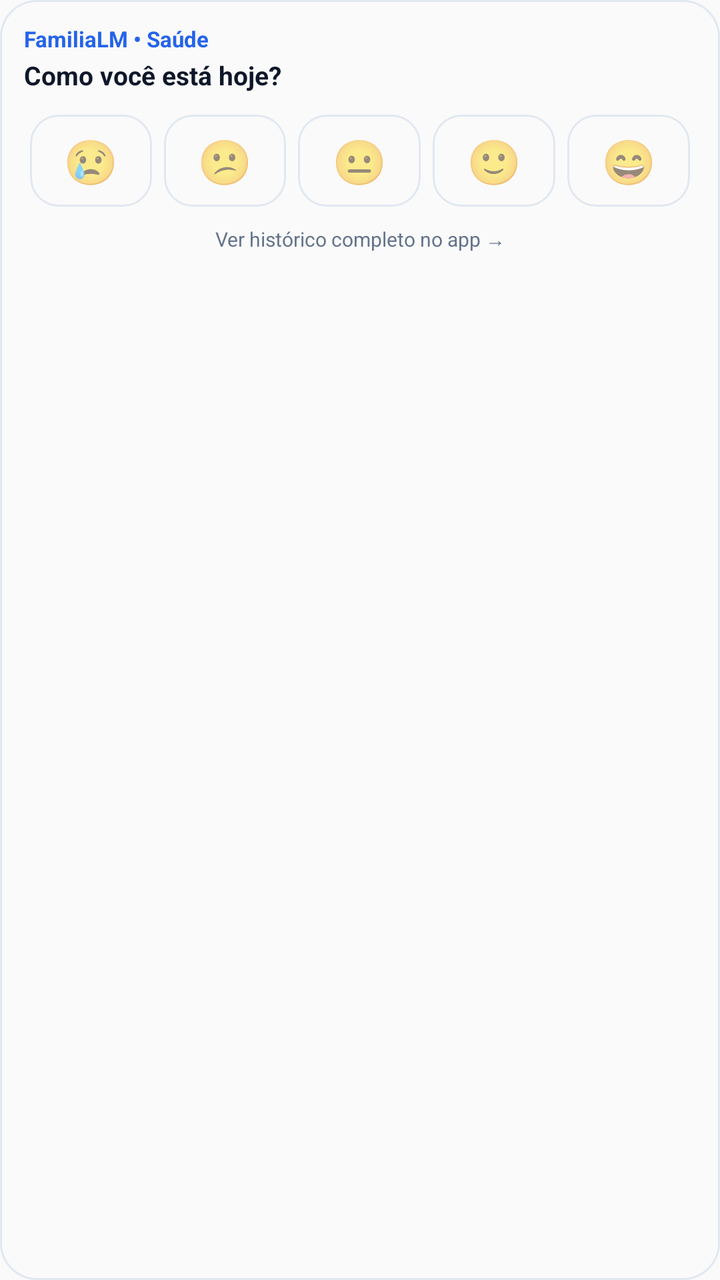
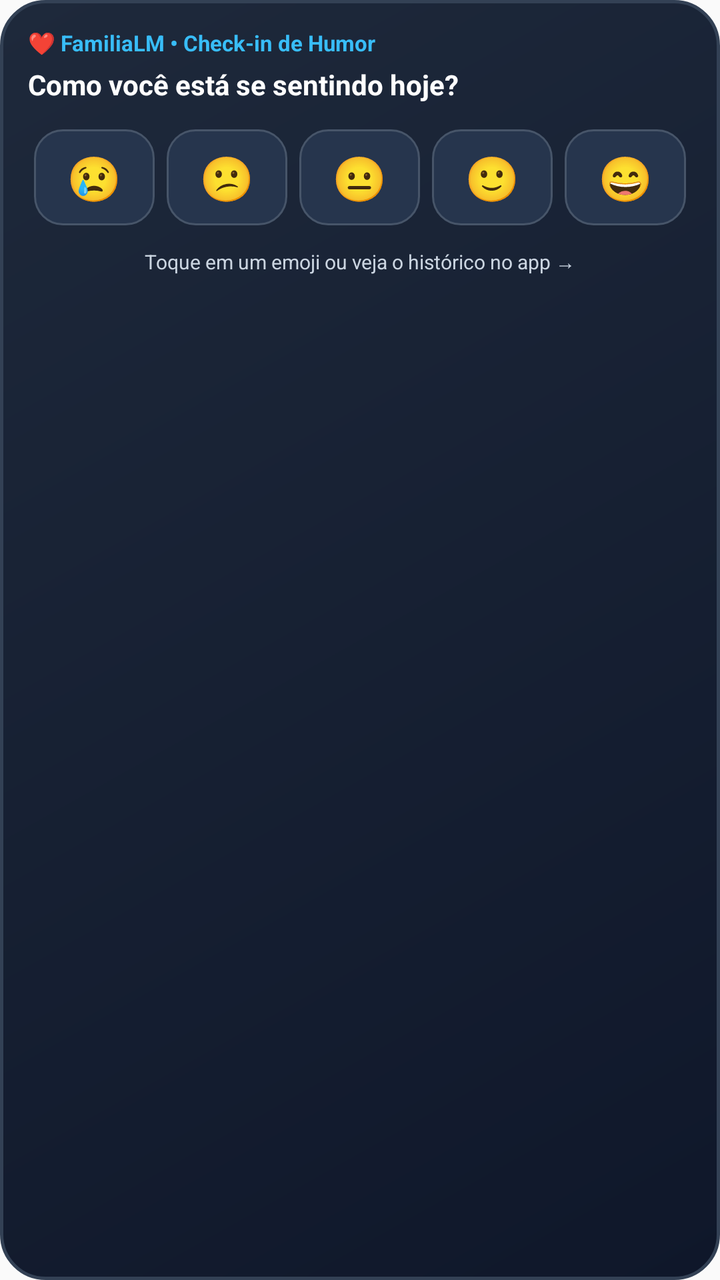

An Android layout rendered at two revisions. The XML below is the earlier revision; the diff shows what the commit changed to produce the second picture.
<!-- AndroidManifest.xml: application theme Theme.FamiliaLM -->
<!-- res/layout/widget_checkin_humor.xml -->
<?xml version="1.0" encoding="utf-8"?>

<LinearLayout xmlns:android="http://schemas.android.com/apk/res/android"
    android:id="@+id/widget_root"
    android:layout_width="match_parent"
    android:layout_height="match_parent"
    android:background="@drawable/bg_widget_humor"
    android:orientation="vertical"
    android:padding="12dp">

    
    <LinearLayout
        android:id="@+id/widget_header"
        android:layout_width="match_parent"
        android:layout_height="wrap_content"
        android:gravity="center_vertical"
        android:orientation="horizontal">

        <TextView
            android:layout_width="0dp"
            android:layout_height="wrap_content"
            android:layout_weight="1"
            android:text="FamiliaLM • Saúde"
            android:textColor="#2563EB"
            android:textSize="11sp"
            android:textStyle="bold" />

        <TextView
            android:id="@+id/tv_widget_ultima_hora"
            android:layout_width="wrap_content"
            android:layout_height="wrap_content"
            android:text=""
            android:textColor="#64748B"
            android:textSize="10sp" />
    </LinearLayout>

    
    <TextView
        android:id="@+id/tv_widget_humor_status"
        android:layout_width="match_parent"
        android:layout_height="wrap_content"
        android:layout_marginTop="2dp"
        android:layout_marginBottom="8dp"
        android:text="Como você está hoje?"
        android:textColor="#0F172A"
        android:textSize="13sp"
        android:textStyle="bold" />

    
    <LinearLayout
        android:layout_width="match_parent"
        android:layout_height="wrap_content"
        android:gravity="center"
        android:orientation="horizontal">

        
        <TextView
            android:id="@+id/btn_humor_1"
            android:layout_width="0dp"
            android:layout_height="46dp"
            android:layout_margin="3dp"
            android:layout_weight="1"
            android:background="@drawable/bg_emoji_botao"
            android:gravity="center"
            android:text="😢"
            android:textSize="22sp" />

        
        <TextView
            android:id="@+id/btn_humor_2"
            android:layout_width="0dp"
            android:layout_height="46dp"
            android:layout_margin="3dp"
            android:layout_weight="1"
            android:background="@drawable/bg_emoji_botao"
            android:gravity="center"
            android:text="😕"
            android:textSize="22sp" />

        
        <TextView
            android:id="@+id/btn_humor_3"
            android:layout_width="0dp"
            android:layout_height="46dp"
            android:layout_margin="3dp"
            android:layout_weight="1"
            android:background="@drawable/bg_emoji_botao"
            android:gravity="center"
            android:text="😐"
            android:textSize="22sp" />

        
        <TextView
            android:id="@+id/btn_humor_4"
            android:layout_width="0dp"
            android:layout_height="46dp"
            android:layout_margin="3dp"
            android:layout_weight="1"
            android:background="@drawable/bg_emoji_botao"
            android:gravity="center"
            android:text="🙂"
            android:textSize="22sp" />

        
        <TextView
            android:id="@+id/btn_humor_5"
            android:layout_width="0dp"
            android:layout_height="46dp"
            android:layout_margin="3dp"
            android:layout_weight="1"
            android:background="@drawable/bg_emoji_botao"
            android:gravity="center"
            android:text="😄"
            android:textSize="22sp" />
    </LinearLayout>

    
    <TextView
        android:id="@+id/tv_widget_abrir_app"
        android:layout_width="match_parent"
        android:layout_height="wrap_content"
        android:layout_marginTop="6dp"
        android:gravity="center"
        android:text="Ver histórico completo no app →"
        android:textColor="#64748B"
        android:textSize="10sp" />

</LinearLayout>
<!-- resources referenced by this layout -->
<resources>
  <!-- drawable bg_emoji_botao (drawable) -->
  <?xml version="1.0" encoding="utf-8"?>
  
  <shape xmlns:android="http://schemas.android.com/apk/res/android"
      android:shape="rectangle">
      <solid android:name="#FFF8FAFC" />
      <corners android:radius="14dp" />
      <stroke
          android:width="1dp"
          android:color="#FFE2E8F0" />
  </shape>
  <!-- drawable bg_widget_humor (drawable) -->
  <?xml version="1.0" encoding="utf-8"?>
  
  <shape xmlns:android="http://schemas.android.com/apk/res/android"
      android:shape="rectangle">
      <solid android:name="#FFFFFFFF" />
      <corners android:radius="18dp" />
      <stroke
          android:width="1dp"
          android:color="#FFE2E8F0" />
  </shape>
  <style name="Theme.FamiliaLM" parent="android:Theme.Material.Light.NoActionBar" />
</resources>

<!-- the commit's change to res/layout/widget_checkin_humor.xml (unified diff, before → after) -->
@@ -1,12 +1,11 @@
 <?xml version="1.0" encoding="utf-8"?>
-
 <LinearLayout xmlns:android="http://schemas.android.com/apk/res/android"
     android:id="@+id/widget_root"
     android:layout_width="match_parent"
     android:layout_height="match_parent"
     android:background="@drawable/bg_widget_humor"
     android:orientation="vertical"
-    android:padding="12dp">
+    android:padding="14dp">
 
     
     <LinearLayout
@@ -20,8 +19,8 @@
             android:layout_width="0dp"
             android:layout_height="wrap_content"
             android:layout_weight="1"
-            android:text="FamiliaLM • Saúde"
-            android:textColor="#2563EB"
+            android:text="❤️ FamiliaLM • Check-in de Humor"
+            android:textColor="#FF38BDF8"
             android:textSize="11sp"
             android:textStyle="bold" />
 
@@ -30,7 +29,7 @@
             android:layout_width="wrap_content"
             android:layout_height="wrap_content"
             android:text=""
-            android:textColor="#64748B"
+            android:textColor="#FF94A3B8"
             android:textSize="10sp" />
     </LinearLayout>
 
@@ -39,11 +38,11 @@
         android:id="@+id/tv_widget_humor_status"
         android:layout_width="match_parent"
         android:layout_height="wrap_content"
-        android:layout_marginTop="2dp"
-        android:layout_marginBottom="8dp"
-        android:text="Como você está hoje?"
-        android:textColor="#0F172A"
-        android:textSize="13sp"
+        android:layout_marginTop="4dp"
+        android:layout_marginBottom="10dp"
+        android:text="Como você está se sentindo hoje?"
+        android:textColor="#FFFFFFFF"
+        android:textSize="14sp"
         android:textStyle="bold" />
 
     
@@ -57,60 +56,65 @@
         <TextView
             android:id="@+id/btn_humor_1"
             android:layout_width="0dp"
-            android:layout_height="46dp"
+            android:layout_height="48dp"
             android:layout_margin="3dp"
             android:layout_weight="1"
             android:background="@drawable/bg_emoji_botao"
             android:gravity="center"
             android:text="😢"
+            android:textColor="#FFFFFFFF"
             android:textSize="22sp" />
 
         
         <TextView
             android:id="@+id/btn_humor_2"
             android:layout_width="0dp"
-            android:layout_height="46dp"
+            android:layout_height="48dp"
             android:layout_margin="3dp"
             android:layout_weight="1"
             android:background="@drawable/bg_emoji_botao"
             android:gravity="center"
             android:text="😕"
+            android:textColor="#FFFFFFFF"
             android:textSize="22sp" />
 
         
         <TextView
             android:id="@+id/btn_humor_3"
             android:layout_width="0dp"
-            android:layout_height="46dp"
+            android:layout_height="48dp"
             android:layout_margin="3dp"
             android:layout_weight="1"
             android:background="@drawable/bg_emoji_botao"
             android:gravity="center"
             android:text="😐"
+            android:textColor="#FFFFFFFF"
             android:textSize="22sp" />
 
         
         <TextView
             android:id="@+id/btn_humor_4"
             android:layout_width="0dp"
-            android:layout_height="46dp"
+            android:layout_height="48dp"
             android:layout_margin="3dp"
             android:layout_weight="1"
             android:background="@drawable/bg_emoji_botao"
             android:gravity="center"
             android:text="🙂"
+            android:textColor="#FFFFFFFF"
             android:textSize="22sp" />
 
         
         <TextView
             android:id="@+id/btn_humor_5"
             android:layout_width="0dp"
-            android:layout_height="46dp"
+            android:layout_height="48dp"
             android:layout_margin="3dp"
             android:layout_weight="1"
             android:background="@drawable/bg_emoji_botao"
             android:gravity="center"
             android:text="😄"
+            android:textColor="#FFFFFFFF"
             android:textSize="22sp" />
     </LinearLayout>
 
@@ -119,10 +123,10 @@
         android:id="@+id/tv_widget_abrir_app"
         android:layout_width="match_parent"
         android:layout_height="wrap_content"
-        android:layout_marginTop="6dp"
+        android:layout_marginTop="8dp"
         android:gravity="center"
-        android:text="Ver histórico completo no app →"
-        android:textColor="#64748B"
+        android:text="Toque em um emoji ou veja o histórico no app →"
+        android:textColor="#FFCBD5E1"
         android:textSize="10sp" />
 
 </LinearLayout>
<!-- resource entries referenced after the edit -->
@@ -2,25 +2,27 @@
 <resources>
   <!-- drawable bg_emoji_botao (drawable) -->
   <?xml version="1.0" encoding="utf-8"?>
-  
   <shape xmlns:android="http://schemas.android.com/apk/res/android"
       android:shape="rectangle">
-      <solid android:name="#FFF8FAFC" />
+      <solid android:color="#FF26354D" />
       <corners android:radius="14dp" />
       <stroke
           android:width="1dp"
-          android:color="#FFE2E8F0" />
+          android:color="#FF475569" />
   </shape>
   <!-- drawable bg_widget_humor (drawable) -->
   <?xml version="1.0" encoding="utf-8"?>
-  
   <shape xmlns:android="http://schemas.android.com/apk/res/android"
       android:shape="rectangle">
-      <solid android:name="#FFFFFFFF" />
-      <corners android:radius="18dp" />
+      <gradient
+          android:angle="135"
+          android:startColor="#FF0F172A"
+          android:endColor="#FF1E293B"
+          android:type="linear" />
+      <corners android:radius="22dp" />
       <stroke
-          android:width="1dp"
-          android:color="#FFE2E8F0" />
+          android:width="1.5dp"
+          android:color="#FF334155" />
   </shape>
   <style name="Theme.FamiliaLM" parent="android:Theme.Material.Light.NoActionBar" />
 </resources>
